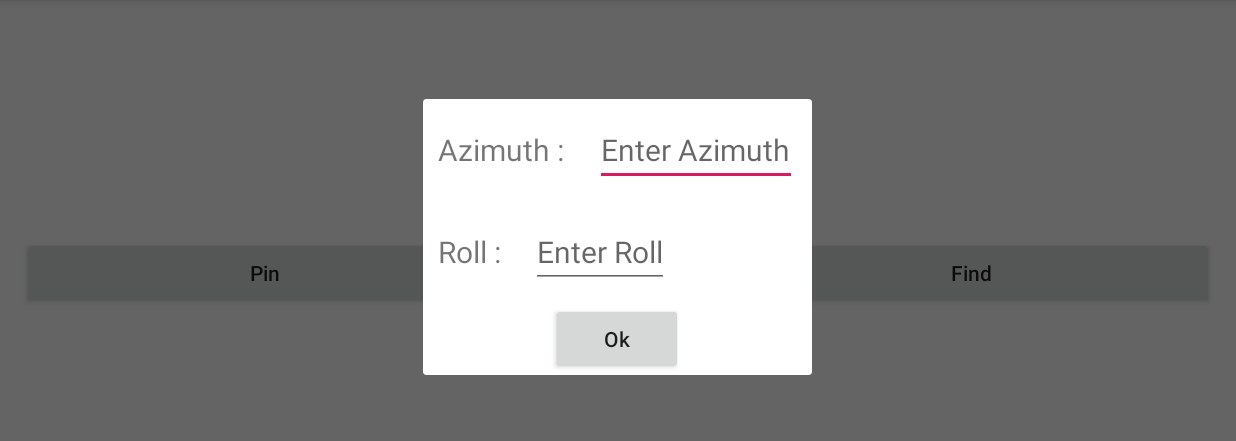
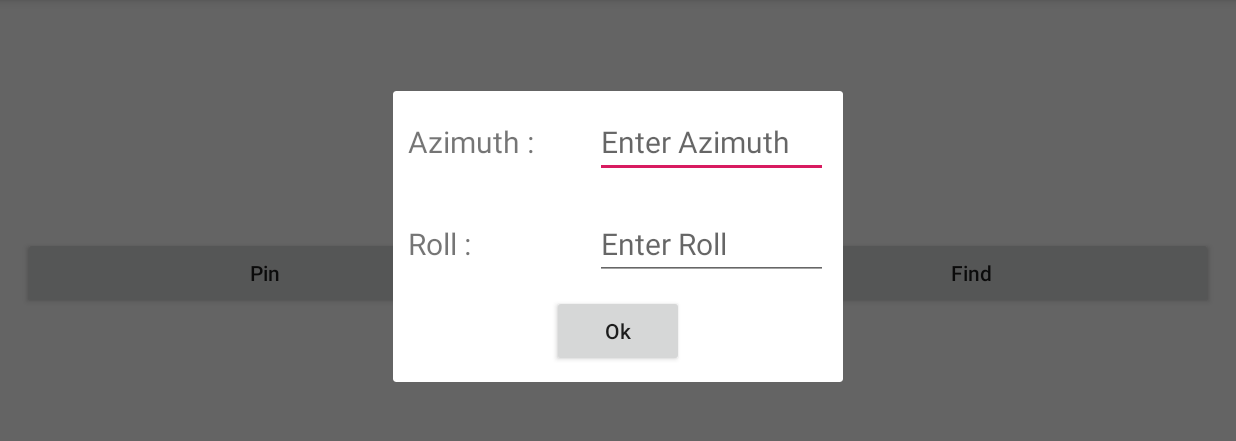
Before and after one commit to SpdDino1/PinIt, an Android app: the screen it shows after launch (MainActivity), after a tap on "Find", on a phone screen of 824 x 412 dp (held sideways), the part 72-513 px from its top. Run offline under Robolectric (Android 15) with nearby library versions, the light colour scheme and no system bars.

Commit message:
Fix alignment issue in angleDialogBox

```diff
--- a/app/src/main/java/com/example/pinit/AngleDialogBox/AngleDialogBox.java
+++ b/app/src/main/java/com/example/pinit/AngleDialogBox/AngleDialogBox.java
@@ -22,8 +22,6 @@ public class AngleDialogBox extends Dialog {
         super.onCreate(savedInstanceState);
         setContentView(R.layout.activity_angle_dialog_box);
 
-        //TODO design better angleDialogBox
-
         ViewGroup contentView=(ViewGroup) ((ViewGroup) this.findViewById(android.R.id.content)).getChildAt(0); //Dialog baseView
         angleDialogBoxInterface.customizeDialogBox(contentView);
     }
--- a/app/src/main/res/layout/activity_angle_dialog_box.xml
+++ b/app/src/main/res/layout/activity_angle_dialog_box.xml
@@ -2,7 +2,7 @@
 <LinearLayout xmlns:android="http://schemas.android.com/apk/res/android"
     xmlns:app="http://schemas.android.com/apk/res-auto"
     xmlns:tools="http://schemas.android.com/tools"
-    android:layout_width="wrap_content"
+    android:layout_width="300dp"
     android:layout_height="wrap_content"
     tools:context=".AngleDialogBox.AngleDialogBox"
     android:orientation="vertical"
@@ -10,7 +10,7 @@
 
     <LinearLayout
         android:id="@+id/dialogBoxRowOne"
-        android:layout_width="wrap_content"
+        android:layout_width="match_parent"
         android:layout_height="wrap_content"
         android:orientation="horizontal">
 
@@ -30,7 +30,8 @@
             android:layout_gravity="center|end"
             android:layout_weight="1"
             android:layout_margin="10dp"
-            android:textSize="20sp"/>
+            android:textSize="20sp"
+            android:textAlignment="textEnd"/>
 
         <EditText
             android:layout_width="wrap_content"
@@ -47,7 +48,7 @@
 
     <LinearLayout
         android:id="@+id/dialogBoxRowTwo"
-        android:layout_width="wrap_content"
+        android:layout_width="match_parent"
         android:layout_height="wrap_content"
         android:orientation="horizontal">
 
@@ -67,7 +68,8 @@
             android:layout_gravity="center|end"
             android:layout_weight="1"
             android:layout_margin="10dp"
-            android:textSize="20sp"/>
+            android:textSize="20sp"
+            android:textAlignment="textEnd" />
 
         <EditText
             android:layout_width="wrap_content"
@@ -88,6 +90,7 @@
         android:text="@string/dialogButtonText"
         android:textAllCaps="false"
         android:layout_gravity="center"
-        android:onClick="onDialogButtonClick"/>
+        android:onClick="onDialogButtonClick"
+        android:layout_marginBottom="10dp"/>
 
 </LinearLayout>
```
